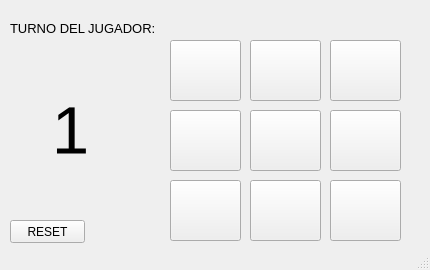
Alvaro-SP/--ORGA-FINAL_G7, file COMUNICACION-SERIAL/pruebasArduino/interfaz/interfazui.ui: the form before one commit.
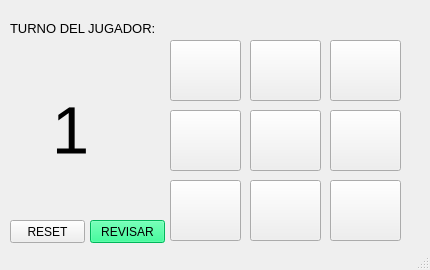
The form after the commit.

```diff
--- a/COMUNICACION-SERIAL/pruebasArduino/interfaz/interfazui.ui
+++ b/COMUNICACION-SERIAL/pruebasArduino/interfaz/interfazui.ui
@@ -231,6 +231,22 @@
      <string>RESET</string>
     </property>
    </widget>
+   <widget class="QPushButton" name="B_revision">
+    <property name="geometry">
+     <rect>
+      <x>90</x>
+      <y>220</y>
+      <width>75</width>
+      <height>23</height>
+     </rect>
+    </property>
+    <property name="styleSheet">
+     <string notr="true">background-color: rgb(0, 255, 127);</string>
+    </property>
+    <property name="text">
+     <string>REVISAR</string>
+    </property>
+   </widget>
   </widget>
   <widget class="QStatusBar" name="statusbar"/>
  </widget>
```
